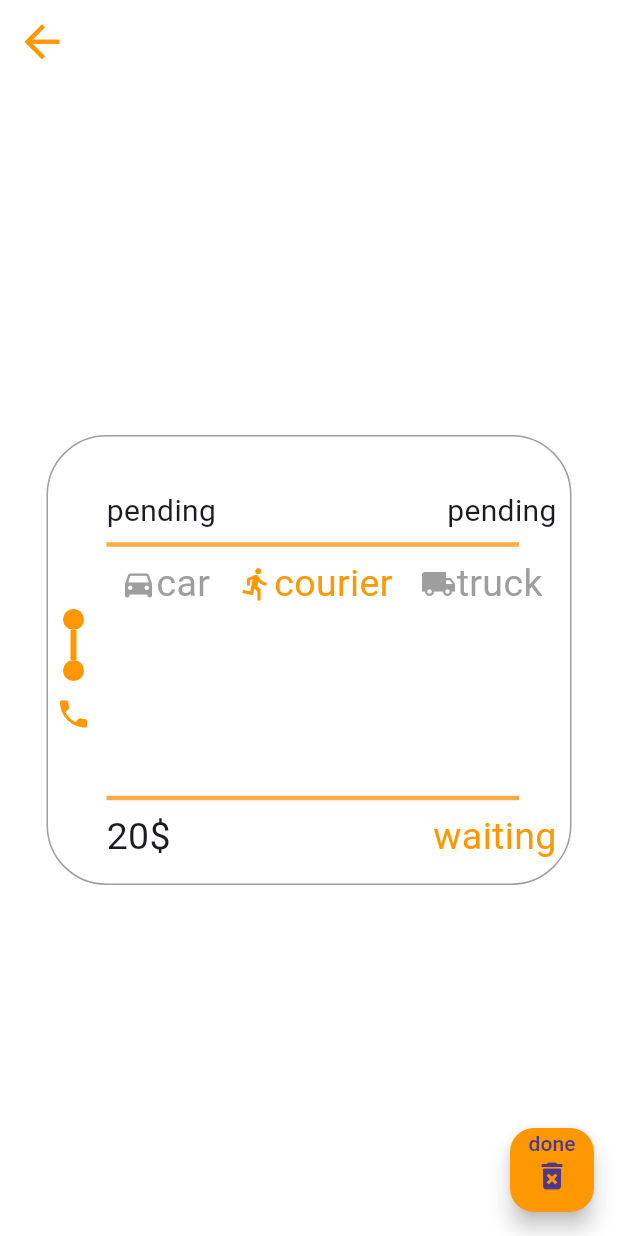
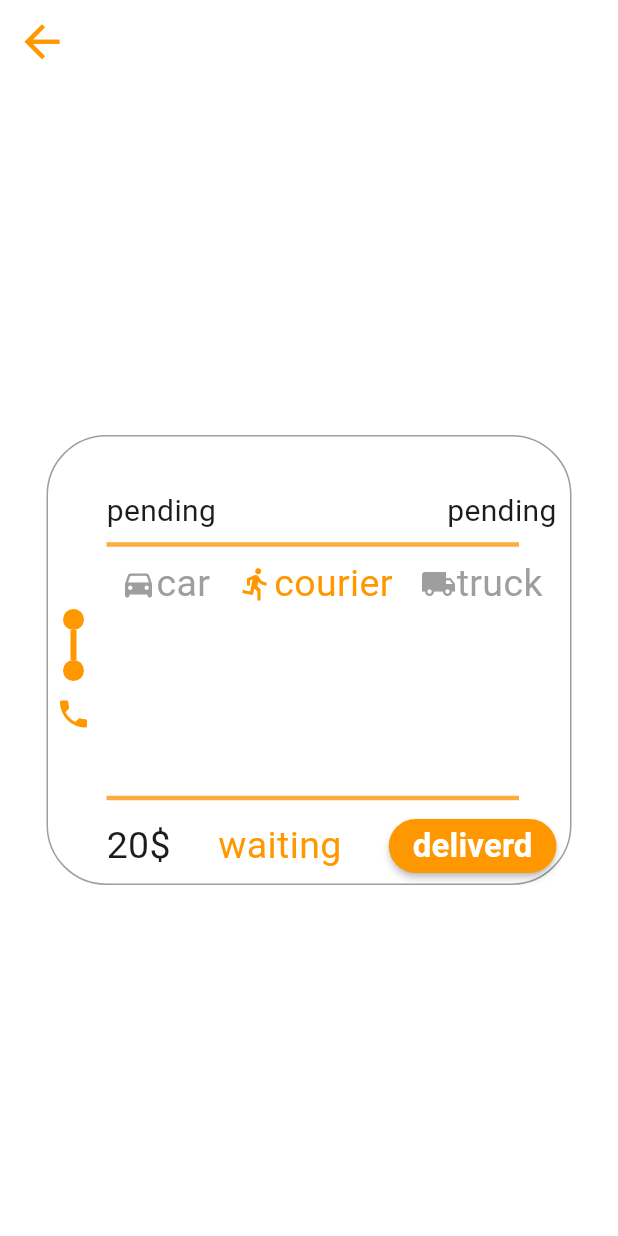
Before and after one commit to Refaat-oasis/flutterProjectWasally, a Flutter app: the TrackingScreen screen opened directly with empty values, on a phone screen of 412 x 824 dp. Run offline on Flutter 3.47's test engine with Material 3 defaults, Android fonts, the phone set to English and light mode, and no system bars; our stand-ins replace animated_splash_screen, cloud_firestore, conditional_builder_null_safety, firebase_core, hexcolor, modal_progress_hud_nsn; accounts and stored records are empty.

Commit message:
ADDED button of complete delivery

```diff
--- a/the_project/flutter_application_1/lib/models/neworder.dart
+++ b/the_project/flutter_application_1/lib/models/neworder.dart
@@ -5,7 +5,6 @@ class Neworder {
 
   Neworder(this.fromstreet, this.tostreet, this.fromphone);
 
-
   factory Neworder.fromJson(jsonData) {
     return Neworder(
         jsonData['fromstreet'], jsonData['tostreet'], jsonData['fromphone']);
--- a/the_project/flutter_application_1/lib/screens/tracking_screen.dart
+++ b/the_project/flutter_application_1/lib/screens/tracking_screen.dart
@@ -184,6 +184,22 @@ class _TrackingScreenState extends State<TrackingScreen> {
                                   color: Colors.orange,
                                 ),
                               ),
+                              const Spacer(),
+                              MaterialButton(
+                                shape: RoundedRectangleBorder(
+                                    borderRadius: BorderRadius.circular(18)),
+                                color: Colors.orange,
+                                onPressed: () {
+                                  Navigator.pop(context);
+                                },
+                                child: const Text(
+                                  "deliverd",
+                                  style: TextStyle(
+                                      color: Colors.white,
+                                      fontWeight: FontWeight.bold,
+                                      fontSize: 22),
+                                ),
+                              ),
                             ])
                           ],
                         ),
@@ -191,16 +207,6 @@ class _TrackingScreenState extends State<TrackingScreen> {
                     ],
                   ),
                 ),
-              ),
-            ),
-          ),
-          floatingActionButton: FloatingActionButton(
-            onPressed: () {
-              Navigator.pop(context);
-            },
-            child: const Center(
-              child: Column(
-                children: [Text("done"), Icon(Icons.delete_forever)],
               ),
             ),
           ),
```
Also changed, not shown: the_project/flutter_application_1/lib/screens/new_order.dart (+7 -5 lines).
